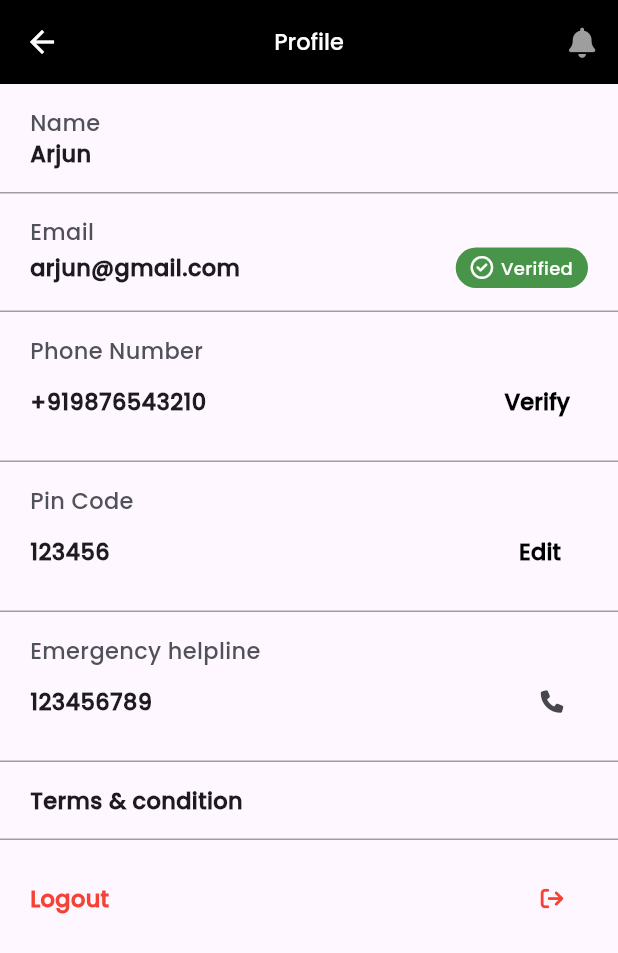
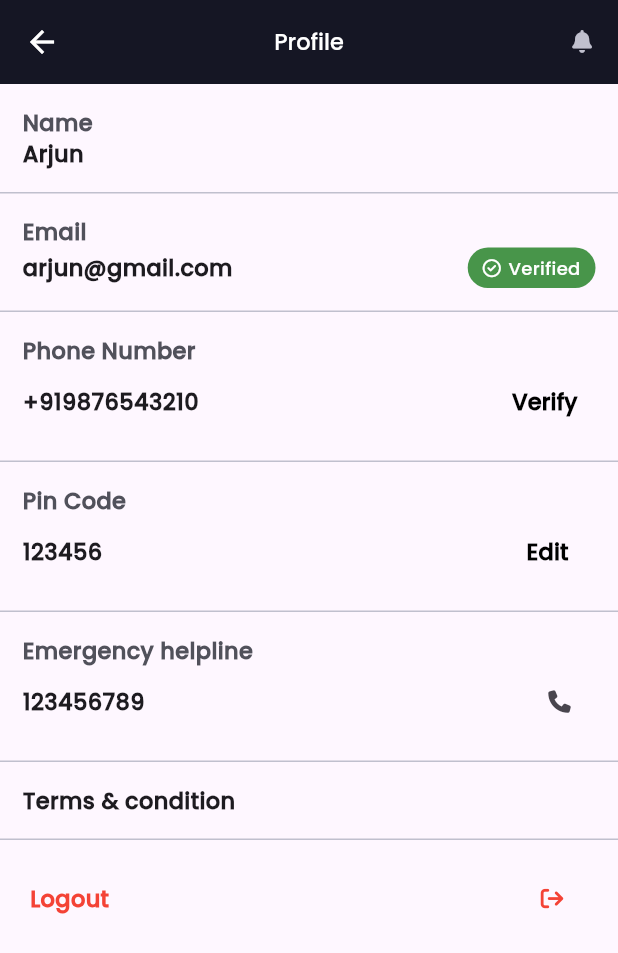
Before and after one commit to arjun40779/my_app, a Flutter app: the screen it shows after launch, after a tap on an icon or button, on a phone screen of 412 x 824 dp. Shown: the top 953 px of the screen. Run offline on Flutter 3.47's test engine with Material 3 defaults, Android fonts, the phone set to English and light mode, and no system bars; our stand-ins replace font_awesome_flutter.

Commit message:
new branch

```diff
--- a/lib/components/home/post/post_container.dart
+++ b/lib/components/home/post/post_container.dart
@@ -1,7 +1,8 @@
 import 'package:flutter/material.dart';
 import 'package:font_awesome_flutter/font_awesome_flutter.dart';
-import 'package:my_app/components/home/post/post_footer.dart';
-import 'package:my_app/theme/app_theme.dart';
+import '/utils/size_config.dart';
+import '/components/home/post/post_footer.dart';
+import '/theme/app_theme.dart';
 
 class PostContainer extends StatelessWidget {
   final bool urgent;
@@ -10,7 +11,6 @@ class PostContainer extends StatelessWidget {
   final String postDescription;
   final String userPhone;
   final String postImgLocation;
-
   const PostContainer({
     super.key,
     required this.urgent,
@@ -21,19 +21,18 @@ class PostContainer extends StatelessWidget {
     required this.postImgLocation,
   });
 
+  final double paddingVertical = 10;
+  final double paddingHorizontal = 20;
   @override
   Widget build(BuildContext context) {
-    final Size screenSize = MediaQuery.of(context).size;
-    final double screenWidth =
-        screenSize.width; // Adjust the multiplier as needed
-
     return Container(
-      padding: const EdgeInsets.symmetric(vertical: 10, horizontal: 20),
+      padding: EdgeInsets.symmetric(
+          vertical: paddingVertical, horizontal: paddingHorizontal),
       decoration: BoxDecoration(
         border: Border(
           top: BorderSide(
-            color: AppColors().backgroungColor, // Border color
-            width: 15, // Border width
+            color: AppColors.backgroungColor, // Border color
+            width: SizeConfig.widthMultiplier * 4, // Border width
           ),
         ),
       ),
@@ -45,7 +44,7 @@ class PostContainer extends StatelessWidget {
             child: Text(
               postDate,
               style: TextStyle(
-                fontSize: 12,
+                fontSize: SizeConfig.textMultiplier * 3,
                 fontWeight: FontWeight.w700,
                 color: urgent ? Colors.red : Colors.black,
               ),
@@ -56,41 +55,26 @@ class PostContainer extends StatelessWidget {
             mainAxisAlignment: MainAxisAlignment.spaceBetween,
             children: [
               SizedBox(
-                width: screenWidth * 0.5,
+                width: SizeConfig.widthMultiplier * 50,
                 child: Column(
                   crossAxisAlignment: CrossAxisAlignment.start,
                   children: [
                     Row(
-                      children: [
-                        FaIcon(
-                          FontAwesomeIcons.circleExclamation,
-                          size: 12,
-                          color: urgent
-                              ? Colors.red
-                              : const Color.fromARGB(255, 0, 63, 163),
-                        ),
-                        const SizedBox(width: 10),
-                        Text(
-                          urgent ? "Needs urgent help" : "Sick Animal",
-                          style: TextStyle(
-                            color: urgent
-                                ? Colors.red
-                                : const Color.fromARGB(255, 0, 63, 163),
-                            fontSize: 12,
-                          ),
-                        ),
-                      ],
+                      children: rowChildren(urgent),
                     ),
-                    const SizedBox(height: 10),
+                    SizedBox(height: SizeConfig.heightMultiplier * 1),
                     Text(
                       postTitle,
-                      style: const TextStyle(
-                          fontSize: 15, fontWeight: FontWeight.w700),
+                      style: TextStyle(
+                          fontSize: SizeConfig.textMultiplier * 5,
+                          fontWeight: FontWeight.w700),
                     ),
                     const SizedBox(height: 5),
                     Text(
                       postDescription,
-                      style: TextStyle(color: AppColors().primaryLight),
+                      style: TextStyle(
+                          color: AppColors.primaryLight,
+                          fontSize: SizeConfig.textMultiplier * 4),
                     ),
                   ],
                 ),
@@ -100,12 +84,12 @@ class PostContainer extends StatelessWidget {
                 children: [
                   Image.asset(
                     postImgLocation,
-                    width: screenWidth * 0.3,
+                    width: SizeConfig.widthMultiplier * 30,
                     fit: BoxFit.contain,
                   ),
                   const SizedBox(height: 5),
                   Container(
-                    width: screenWidth * 0.3,
+                    width: SizeConfig.widthMultiplier * 30,
                     padding:
                         const EdgeInsets.symmetric(horizontal: 5, vertical: 7),
                     decoration: BoxDecoration(
@@ -115,8 +99,9 @@ class PostContainer extends StatelessWidget {
                     child: Center(
                       child: Text(
                         userPhone,
-                        style:
-                            const TextStyle(fontSize: 12, color: Colors.white),
+                        style: TextStyle(
+                            fontSize: SizeConfig.textMultiplier * 4,
+                            color: Colors.white),
                       ),
                     ),
                   ),
@@ -130,3 +115,21 @@ class PostContainer extends StatelessWidget {
     );
   }
 }
+
+List<Widget> rowChildren(bool urgent) {
+  return [
+    FaIcon(
+      FontAwesomeIcons.circleExclamation,
+      size: SizeConfig.textMultiplier * 4,
+      color: urgent ? Colors.red : const Color.fromARGB(255, 0, 63, 163),
+    ),
+    const SizedBox(width: 10),
+    Text(
+      urgent ? "Needs urgent help" : "Sick Animal",
+      style: TextStyle(
+        color: urgent ? Colors.red : const Color.fromARGB(255, 0, 63, 163),
+        fontSize: SizeConfig.textMultiplier * 4,
+      ),
+    ),
+  ];
+}
--- a/lib/components/home/post/post_footer.dart
+++ b/lib/components/home/post/post_footer.dart
@@ -12,9 +12,9 @@ class PostFooter extends StatelessWidget {
     return Container(
       padding: const EdgeInsets.symmetric(vertical: 5, horizontal: 15),
       margin: const EdgeInsets.symmetric(vertical: 10),
-      decoration: BoxDecoration(
-        color: AppColors().backgroungColor,
-        borderRadius: const BorderRadius.all(Radius.circular(15)),
+      decoration: const BoxDecoration(
+        color: AppColors.backgroungColor,
+        borderRadius: BorderRadius.all(Radius.circular(15)),
       ),
       child: Row(
         mainAxisAlignment: MainAxisAlignment.spaceBetween,
--- a/lib/components/my_app_bar.dart
+++ b/lib/components/my_app_bar.dart
@@ -1,18 +1,32 @@
 import 'package:flutter/material.dart';
 import 'package:font_awesome_flutter/font_awesome_flutter.dart';
-import 'package:my_app/pages/notification_page.dart';
-import 'package:my_app/pages/profile.dart';
+import '../pages/notification_page.dart';
+import '../pages/profile.dart';
+import '../theme/app_theme.dart';
 
-/// A custom app bar widget.
 class MyAppBar extends StatelessWidget implements PreferredSizeWidget {
-  /// Indicates whether to show the leading icon.
-  final bool leanding;
+  final bool leading;
+  final String title;
+  const MyAppBar({super.key, this.leading = false, required this.title});
+  final double fontSize = 15;
+  final double iconSize = 20;
+  void navigeteToProfilePage(BuildContext context, Widget child) {
+    Navigator.push(
+      context,
+      MaterialPageRoute(builder: (context) => const ProfilePage()),
+    );
+  }
 
-  /// The title of the app bar.
-  final String title;
-
-  /// Constructs a [MyAppBar].
-  const MyAppBar({super.key, this.leanding = false, required this.title});
+  void navigeteToNotificationPage(BuildContext context) {
+    !Navigator.of(context).canPop()
+        ? () {
+            Navigator.push(
+              context,
+              MaterialPageRoute(builder: (context) => const NotificationPage()),
+            );
+          }
+        : null;
+  }
 
   @override
   Widget build(BuildContext context) {
@@ -20,12 +34,12 @@ class MyAppBar extends StatelessWidget implements PreferredSizeWidget {
       preferredSize: const Size.fromHeight(kToolbarHeight),
       child: Container(
         decoration: const BoxDecoration(
-          color: Colors.black,
+          color: AppColors.primary,
         ),
         child: AppBar(
           backgroundColor: Colors.transparent,
           elevation: 0,
-          leading: leanding
+          leading: leading
               ? IconButton(
                   onPressed: () {
                     Navigator.push(
@@ -34,33 +48,25 @@ class MyAppBar extends StatelessWidget implements PreferredSizeWidget {
                           builder: (context) => const ProfilePage()),
                     );
                   },
-                  icon: const FaIcon(
+                  icon: FaIcon(
                     FontAwesomeIcons.solidUser,
-                    size: 20,
+                    size: iconSize,
                     color: Colors.white,
                   ),
                 )
               : null,
           title: Text(
             title,
-            style: const TextStyle(color: Colors.white, fontSize: 15),
+            style: TextStyle(color: Colors.white, fontSize: fontSize),
           ),
           centerTitle: true,
           actions: [
             IconButton(
-              onPressed: !Navigator.of(context).canPop()
-                  ? () {
-                      Navigator.push(
-                        context,
-                        MaterialPageRoute(
-                            builder: (context) => const NotificationPage()),
-                      );
-                    }
-                  : null,
-              icon: const Icon(
+              onPressed: () => navigeteToNotificationPage(context),
+              icon: Icon(
                 FontAwesomeIcons.solidBell,
-                size: 20,
-                color: Colors.grey,
+                size: fontSize,
+                color: AppColors.grey,
               ),
             ),
           ],
--- a/lib/components/profile/profile_footer.dart
+++ b/lib/components/profile/profile_footer.dart
@@ -9,28 +9,36 @@ class ProfileFooter extends StatefulWidget {
 }
 
 class _ProfileFooterState extends State<ProfileFooter> {
+  final Color fontColor = Colors.red;
+  final double fontSize = 15;
+  final FontWeight fontWeight = FontWeight.bold;
+  final double paddingVertical = 15;
+  final double paddingHorizontal = 20;
+  void handleOnPress() {}
+
   @override
   Widget build(BuildContext context) {
     return Padding(
-      padding: const EdgeInsets.symmetric(vertical: 15.0, horizontal: 20.0),
+      padding: EdgeInsets.symmetric(
+          vertical: paddingVertical, horizontal: paddingHorizontal),
       child: Row(
         mainAxisAlignment: MainAxisAlignment.spaceBetween,
         crossAxisAlignment: CrossAxisAlignment.center,
         children: [
-          const Text(
+          Text(
             "Logout",
             style: TextStyle(
-              color: Colors.red,
-              fontSize: 15,
-              fontWeight: FontWeight.bold,
+              color: fontColor,
+              fontSize: fontSize,
+              fontWeight: fontWeight,
             ),
           ),
           IconButton(
-            onPressed: () {},
-            icon: const FaIcon(
+            onPressed: handleOnPress,
+            icon: FaIcon(
               FontAwesomeIcons.arrowRightFromBracket,
-              color: Colors.red,
-              size: 15,
+              color: fontColor,
+              size: fontSize,
             ),
           )
         ],
--- a/lib/components/profile/profile_list_tiles.dart
+++ b/lib/components/profile/profile_list_tiles.dart
@@ -1,21 +1,16 @@
 import 'package:flutter/material.dart';
-import 'package:my_app/theme/app_theme.dart';
+import '../../theme/app_theme.dart';
 
 class ProfileListTile extends StatefulWidget {
-  /// The title of the list tile.
   final String? title;
-
-  /// The subtitle of the list tile.
   final String subTitle;
-
-  /// An optional widget to be displayed on the right side of the list tile.
-  final Widget? childWidget;
+  final Widget? child;
 
   const ProfileListTile({
     super.key,
     this.title,
     required this.subTitle,
-    this.childWidget,
+    this.child,
   });
 
   @override
@@ -23,15 +18,23 @@ class ProfileListTile extends StatefulWidget {
 }
 
 class _ProfileListTileState extends State<ProfileListTile> {
+  final double paddingVertical = 15;
+  final double paddingHorizontal = 20;
+  final double titleFontSize = 15;
+  final FontWeight titleFontWeight = FontWeight.w400;
+  final double subTitleFontSize = 15;
+  final FontWeight subTitleFontWeight = FontWeight.bold;
+  final double borderWidth = 1;
   @override
   Widget build(BuildContext context) {
     return Container(
-      padding: const EdgeInsets.symmetric(vertical: 15.0, horizontal: 20.0),
-      decoration: const BoxDecoration(
+      padding: EdgeInsets.symmetric(
+          vertical: paddingVertical, horizontal: paddingVertical),
+      decoration: BoxDecoration(
         border: Border(
           bottom: BorderSide(
-            color: Colors.grey, // Border color
-            width: 1.0, // Border width
+            color: AppColors.grey, // Border color
+            width: borderWidth, // Border width
           ),
         ),
       ),
@@ -43,9 +46,9 @@ class _ProfileListTileState extends State<ProfileListTile> {
             Text(
               widget.title!,
               style: TextStyle(
-                color: AppColors().grayDark,
-                fontSize: 15,
-                fontWeight: FontWeight.w400,
+                color: AppColors.greyDark,
+                fontSize: titleFontSize,
+                fontWeight: subTitleFontWeight,
               ),
             ),
           Row(
@@ -54,12 +57,12 @@ class _ProfileListTileState extends State<ProfileListTile> {
             children: [
               Text(
                 widget.subTitle,
-                style: const TextStyle(
-                  fontSize: 15,
-                  fontWeight: FontWeight.bold,
+                style: TextStyle(
+                  fontSize: subTitleFontSize,
+                  fontWeight: subTitleFontWeight,
                 ),
               ),
-              if (widget.childWidget != null) widget.childWidget!,
+              if (widget.child != null) widget.child!,
             ],
           ),
         ],
--- a/lib/components/profile/profile_varified_badge.dart
+++ b/lib/components/profile/profile_varified_badge.dart
@@ -1,5 +1,6 @@
 import 'package:flutter/material.dart';
 import 'package:font_awesome_flutter/font_awesome_flutter.dart';
+import '../../theme/app_theme.dart';
 
 class ProfileVerifiedBadge extends StatefulWidget {
   const ProfileVerifiedBadge({super.key});
@@ -9,27 +10,34 @@ class ProfileVerifiedBadge extends StatefulWidget {
 }
 
 class _ProfileVerifiedBadgeState extends State<ProfileVerifiedBadge> {
+  final double paddingVertical = 5;
+  final double paddingHorizontal = 10;
+  final double borderRadius = 15;
+  final double fontSize = 12;
+  final double sizedBoxWidth = 5;
   @override
   Widget build(BuildContext context) {
     return Container(
-      padding: const EdgeInsets.only(left: 10, right: 10, top: 5, bottom: 5),
+      padding: EdgeInsets.symmetric(
+          vertical: paddingVertical, horizontal: paddingHorizontal),
       decoration: BoxDecoration(
-        color: const Color.fromARGB(255, 72, 149, 74),
-        borderRadius: BorderRadius.circular(15), // Adding border radius
+        color: AppColors.green,
+        borderRadius:
+            BorderRadius.circular(borderRadius), // Adding border radius
       ),
-      child: const Row(
+      child: Row(
         children: [
           FaIcon(
             FontAwesomeIcons.circleCheck,
             color: Colors.white,
-            size: 15,
+            size: fontSize,
           ),
           SizedBox(
-            width: 5,
+            width: sizedBoxWidth,
           ),
           Text(
             "Verified",
-            style: TextStyle(fontSize: 12, color: Colors.white),
+            style: TextStyle(fontSize: fontSize, color: Colors.white),
           )
         ],
       ),
--- a/lib/main.dart
+++ b/lib/main.dart
@@ -1,5 +1,10 @@
+import 'package:flutter/cupertino.dart';
 import 'package:flutter/material.dart';
+import 'package:flutter/widgets.dart';
+import 'package:font_awesome_flutter/font_awesome_flutter.dart';
+import 'package:my_app/components/custom_button.dart';
 import 'package:my_app/pages/home.dart';
+import 'package:my_app/utils/size_config.dart';
 
 void main() {
   runApp(const MyApp());
@@ -39,6 +44,10 @@ class MyHomePage extends StatefulWidget {
 class _MyHomePageState extends State<MyHomePage> {
   @override
   Widget build(BuildContext context) {
-    return const HomePage();
+    SizeConfig().init(context);
+    print("SafeBlockHorizontal: ${SizeConfig.safeBlockHorizontal}");
+    print("SafeBlockVertical: ${SizeConfig.safeBlockVertical}");
+    print(SizeConfig.heightMultiplier);
+    return Scaffold(body: HomePage());
   }
 }
--- a/lib/pages/home.dart
+++ b/lib/pages/home.dart
@@ -1,8 +1,9 @@
 import 'package:flutter/material.dart';
-import 'package:my_app/components/home/post/post_container.dart';
-import 'package:my_app/components/my_app_bar.dart';
-import 'package:my_app/pages/capture.dart';
-import 'package:my_app/utils/post_data.dart';
+import 'package:my_app/theme/app_theme.dart';
+import '../components/home/post/post_container.dart';
+import '../components/my_app_bar.dart';
+import '../pages/capture.dart';
+import '../utils/post_data.dart';
 
 class HomePage extends StatefulWidget {
   const HomePage({super.key}); // Corrected the key parameter
@@ -12,11 +13,18 @@ class HomePage extends StatefulWidget {
 }
 
 class _HomePageState extends State<HomePage> {
+  void navigateToCapturePage() {
+    Navigator.push(
+        context, MaterialPageRoute(builder: (context) => const CapturePage()));
+  }
+
+  final double btnIconSize = 35;
+
   @override
   Widget build(BuildContext context) {
     return Scaffold(
       appBar: const MyAppBar(
-        leanding: true,
+        leading: true,
         title: "HOME",
       ),
       body: ListView.builder(
@@ -34,16 +42,12 @@ class _HomePageState extends State<HomePage> {
         },
       ),
       floatingActionButton: FloatingActionButton(
-        onPressed: () {
-          Navigator.push(context,
-              MaterialPageRoute(builder: (context) => const CapturePage()));
-          // Add your onPressed action here
-        },
+        onPressed: navigateToCapturePage,
         shape: const CircleBorder(),
-        backgroundColor: Colors.yellow,
-        child: const Icon(
+        backgroundColor: AppColors.secondary,
+        child: Icon(
           Icons.add,
-          size: 35,
+          size: btnIconSize,
         ), // Change the color as needed
       ),
     );
--- a/lib/pages/profile.dart
+++ b/lib/pages/profile.dart
@@ -1,10 +1,10 @@
 // ignore_for_file: prefer_const_constructors
 import 'package:flutter/material.dart';
 import 'package:font_awesome_flutter/font_awesome_flutter.dart';
-import 'package:my_app/components/my_app_bar.dart';
-import 'package:my_app/components/profile/profile_footer.dart';
-import 'package:my_app/components/profile/profile_list_tiles.dart';
-import 'package:my_app/components/profile/profile_varified_badge.dart';
+import '../components/my_app_bar.dart';
+import '../components/profile/profile_footer.dart';
+import '../components/profile/profile_list_tiles.dart';
+import '../components/profile/profile_varified_badge.dart';
 
 class ProfilePage extends StatefulWidget {
   const ProfilePage({super.key});
@@ -29,12 +29,12 @@ class _ProfilePageState extends State<ProfilePage> {
           ProfileListTile(
             title: "Email",
             subTitle: "arjun@gmail.com",
-            childWidget: ProfileVerifiedBadge(),
+            child: ProfileVerifiedBadge(),
           ),
           ProfileListTile(
             title: "Phone Number",
             subTitle: "+919876543210",
-            childWidget: TextButton(
+            child: TextButton(
               onPressed: () {},
               child: Text(
                 "Verify",
@@ -45,7 +45,7 @@ class _ProfilePageState extends State<ProfilePage> {
           ProfileListTile(
             title: "Pin Code",
             subTitle: "123456",
-            childWidget: TextButton(
+            child: TextButton(
               onPressed: () {},
               child: Text(
                 "Edit",
@@ -56,7 +56,7 @@ class _ProfilePageState extends State<ProfilePage> {
           ProfileListTile(
               title: "Emergency helpline",
               subTitle: "123456789",
-              childWidget: IconButton(
+              child: IconButton(
                   onPressed: () {},
                   icon: FaIcon(
                     FontAwesomeIcons.phone,
--- a/lib/theme/app_theme.dart
+++ b/lib/theme/app_theme.dart
@@ -2,10 +2,11 @@ import 'package:flutter/material.dart';
 
 @immutable
 class AppColors {
-  final primary = const Color.fromRGBO(21, 22, 36, 1);
-  final primaryLight = const Color.fromRGBO(65, 67, 88, 1);
-  final gray = const Color.fromRGBO(192, 192, 206, 1);
-  final backgroungColor = const Color.fromRGBO(245, 238, 230, 1);
-  final grayDark = const Color.fromRGBO(81, 81, 91, 1);
-  final secondary = const Color.fromRGBO(255, 214, 0, 1);
+  static const primary = Color.fromRGBO(21, 22, 36, 1);
+  static const primaryLight = Color.fromRGBO(65, 67, 88, 1);
+  static const grey = Color.fromRGBO(192, 192, 206, 1);
+  static const backgroungColor = Color.fromRGBO(245, 238, 230, 1);
+  static const greyDark = Color.fromRGBO(81, 81, 91, 1);
+  static const secondary = Color.fromRGBO(255, 214, 0, 1);
+  static const green = Color.fromARGB(255, 72, 149, 74);
 }
--- /dev/null
+++ b/lib/utils/size_config.dart
@@ -0,0 +1,29 @@
+import 'package:flutter/material.dart';
+
+class SizeConfig {
+  static late MediaQueryData _mediaQueryData;
+  static late double screenWidth;
+  static late double screenHeight;
+  static late double textMultiplier;
+  static late double heightMultiplier;
+  static late double widthMultiplier;
+  static late double _safeAreaHorizontal;
+  static late double _safeAreaVertical;
+  static late double safeBlockVertical;
+  static late double safeBlockHorizontal;
+
+  void init(BuildContext context) {
+    _mediaQueryData = MediaQuery.of(context);
+    screenWidth = _mediaQueryData.size.width;
+    screenHeight = _mediaQueryData.size.height;
+    widthMultiplier = screenWidth / 100;
+    heightMultiplier = screenHeight / 100;
+    _safeAreaHorizontal =
+        _mediaQueryData.padding.left + _mediaQueryData.padding.right;
+    _safeAreaVertical =
+        _mediaQueryData.padding.bottom + _mediaQueryData.padding.top;
+    safeBlockHorizontal = (screenWidth - _safeAreaHorizontal) / 100;
+    safeBlockVertical = (screenHeight - _safeAreaVertical) / 100;
+    textMultiplier = safeBlockHorizontal;
+  }
+}
```
Also changed, not shown: lib/components/custom_button.dart (added, +139 -0 lines), lib/pages/capture.dart (+10 -6 lines).
